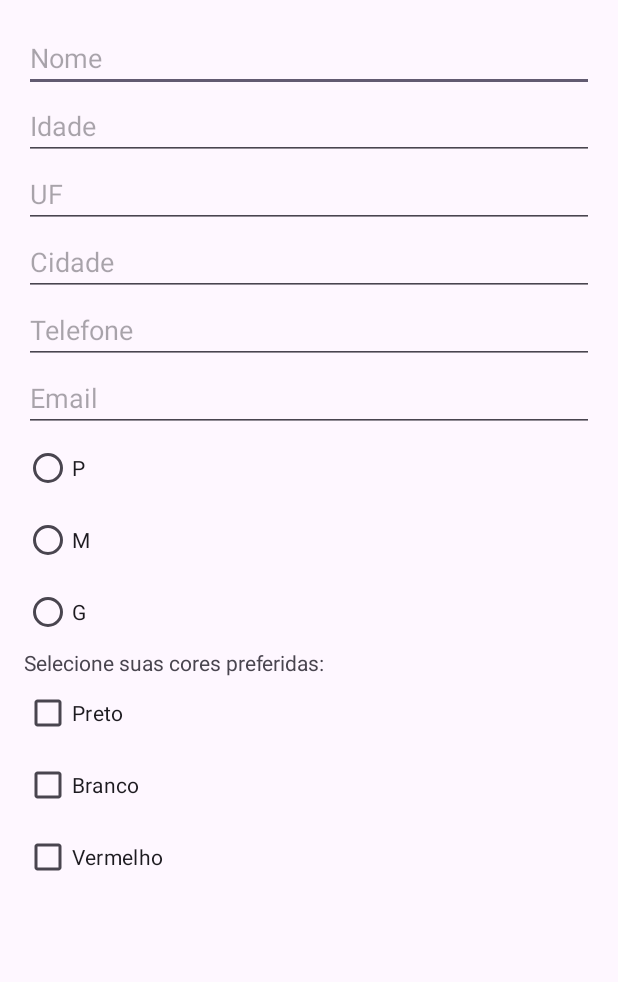
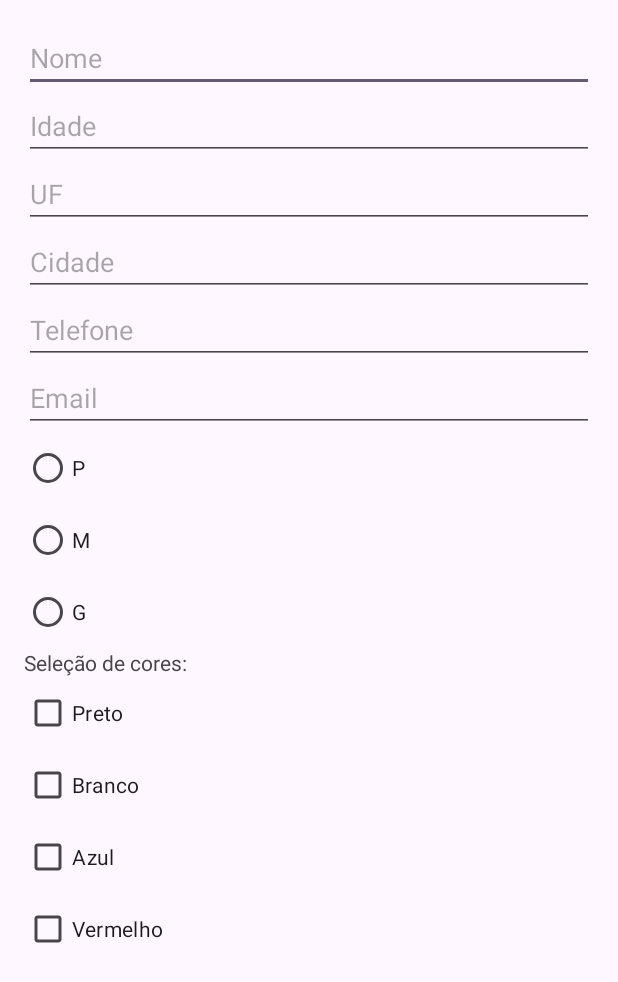
Before and after one commit to ThFaro/Mobile, an Android app: the CadastroUsuarioActivity screen opened directly, with no data from a screen before it, on a phone screen of 412 x 824 dp. Shown: the top 982 px of the screen. Run offline under Robolectric (Android 15) with nearby library versions, the phone set to English and light mode, and no system bars.

Commit message:
Exercicios_Check

```diff
--- a/app/src/main/java/com/exemplo/exercicios/CadastroUsuarioActivity.java
+++ b/app/src/main/java/com/exemplo/exercicios/CadastroUsuarioActivity.java
@@ -12,7 +12,7 @@ public class CadastroUsuarioActivity extends AppCompatActivity {
     private EditText editTextNome, editTextIdade, editTextUF, editTextCidade, editTextTelefone, editTextEmail;
     private RadioGroup radioGroupTamanho;
     private RadioButton radioButtonP, radioButtonM, radioButtonG;
-    private CheckBox checkBoxPreto, checkBoxBranco, checkBoxVermelho;
+    private CheckBox checkBoxPreto, checkBoxBranco, checkBoxVermelho, checkBoxAzul;
 
     @Override
     protected void onCreate(Bundle savedInstanceState) {
@@ -31,6 +31,7 @@ public class CadastroUsuarioActivity extends AppCompatActivity {
         radioButtonG = findViewById(R.id.radioButtonG);
         checkBoxPreto = findViewById(R.id.checkBoxPreto);
         checkBoxBranco = findViewById(R.id.checkBoxBranco);
+        checkBoxAzul = findViewById(R.id.checkBoxAzul);
         checkBoxVermelho = findViewById(R.id.checkBoxVermelho);
 
     }
--- a/app/src/main/java/com/exemplo/exercicios/CalculadoraActivity.java
+++ b/app/src/main/java/com/exemplo/exercicios/CalculadoraActivity.java
@@ -51,7 +51,7 @@ public class CalculadoraActivity extends AppCompatActivity {
                 if (n2 != 0) {
                     result = n1 / n2;
                 } else {
-                    textoResultado.setText("Erro: divisão por zero!");
+                    textoResultado.setText("DIVISÃO POR 0 NÃO PERMITIDA");
                     return;
                 }
                 break;
--- a/app/src/main/java/com/exemplo/exercicios/PreferenciasActivity.java
+++ b/app/src/main/java/com/exemplo/exercicios/PreferenciasActivity.java
@@ -39,7 +39,7 @@ public class PreferenciasActivity extends AppCompatActivity {
                     sb.setLength(sb.length() - 2); // Remove the trailing comma and space
                     Toast.makeText(PreferenciasActivity.this, sb.toString(), Toast.LENGTH_LONG).show();
                 } else {
-                    Toast.makeText(PreferenciasActivity.this, "Nenhuma preferência foi escolhida", Toast.LENGTH_LONG).show();
+                    Toast.makeText(PreferenciasActivity.this, "Nenhuma preferência selecionada", Toast.LENGTH_LONG).show();
                 }
             }
         });
--- a/app/src/main/res/layout/activity_cadastro_usuario.xml
+++ b/app/src/main/res/layout/activity_cadastro_usuario.xml
@@ -2,10 +2,11 @@
 <ScrollView xmlns:android="http://schemas.android.com/apk/res/android"
     android:layout_width="match_parent"
     android:layout_height="match_parent">
+
     <LinearLayout
-        android:orientation="vertical"
         android:layout_width="match_parent"
         android:layout_height="wrap_content"
+        android:orientation="vertical"
         android:padding="16dp">
 
         <EditText
@@ -18,8 +19,8 @@
             android:id="@+id/editTextIdade"
             android:layout_width="match_parent"
             android:layout_height="wrap_content"
-            android:inputType="number"
-            android:hint="Idade" />
+            android:hint="Idade"
+            android:inputType="number" />
 
         <EditText
             android:id="@+id/editTextUF"
@@ -37,31 +38,34 @@
             android:id="@+id/editTextTelefone"
             android:layout_width="match_parent"
             android:layout_height="wrap_content"
-            android:inputType="phone"
-            android:hint="Telefone" />
+            android:hint="Telefone"
+            android:inputType="phone" />
 
         <EditText
             android:id="@+id/editTextEmail"
             android:layout_width="match_parent"
             android:layout_height="wrap_content"
-            android:inputType="textEmailAddress"
-            android:hint="Email" />
+            android:hint="Email"
+            android:inputType="textEmailAddress" />
 
         <!-- RadioButton para tamanho de roupas -->
         <RadioGroup
             android:id="@+id/radioGroupTamanho"
             android:layout_width="match_parent"
             android:layout_height="wrap_content">
+
             <RadioButton
                 android:id="@+id/radioButtonP"
                 android:layout_width="wrap_content"
                 android:layout_height="wrap_content"
                 android:text="P" />
+
             <RadioButton
                 android:id="@+id/radioButtonM"
                 android:layout_width="wrap_content"
                 android:layout_height="wrap_content"
                 android:text="M" />
+
             <RadioButton
                 android:id="@+id/radioButtonG"
                 android:layout_width="wrap_content"
@@ -69,28 +73,34 @@
                 android:text="G" />
         </RadioGroup>
 
-        <!-- CheckBoxes para cores preferidas -->
         <TextView
             android:layout_width="match_parent"
             android:layout_height="wrap_content"
-            android:text="Selecione suas cores preferidas:" />
+            android:text="Seleção de cores:" />
 
         <CheckBox
             android:id="@+id/checkBoxPreto"
             android:layout_width="wrap_content"
             android:layout_height="wrap_content"
             android:text="Preto" />
+
         <CheckBox
             android:id="@+id/checkBoxBranco"
             android:layout_width="wrap_content"
             android:layout_height="wrap_content"
             android:text="Branco" />
+
+        <CheckBox
+            android:id="@+id/checkBoxAzul"
+            android:layout_width="wrap_content"
+            android:layout_height="wrap_content"
+            android:text="Azul" />
+
         <CheckBox
             android:id="@+id/checkBoxVermelho"
             android:layout_width="wrap_content"
             android:layout_height="wrap_content"
             android:text="Vermelho" />
-        <!-- Adicione mais CheckBoxes conforme necessário -->
 
     </LinearLayout>
 </ScrollView>
--- a/app/src/main/res/layout/activity_letras_nome.xml
+++ b/app/src/main/res/layout/activity_letras_nome.xml
@@ -1,8 +1,8 @@
 <?xml version="1.0" encoding="utf-8"?>
 <LinearLayout xmlns:android="http://schemas.android.com/apk/res/android"
-    android:orientation="vertical"
     android:layout_width="match_parent"
     android:layout_height="match_parent"
+    android:orientation="vertical"
     android:padding="16dp">
 
     <EditText
@@ -19,7 +19,7 @@
 
     <LinearLayout
         android:id="@+id/checkboxContainer"
-        android:orientation="vertical"
         android:layout_width="match_parent"
-        android:layout_height="wrap_content" />
+        android:layout_height="wrap_content"
+        android:orientation="vertical" />
 </LinearLayout>
```
Also changed, not shown: app/src/main/res/layout/activity_calculadora.xml (+5 -5 lines), app/src/main/res/layout/activity_idade_verificacao.xml (+11 -11 lines).
